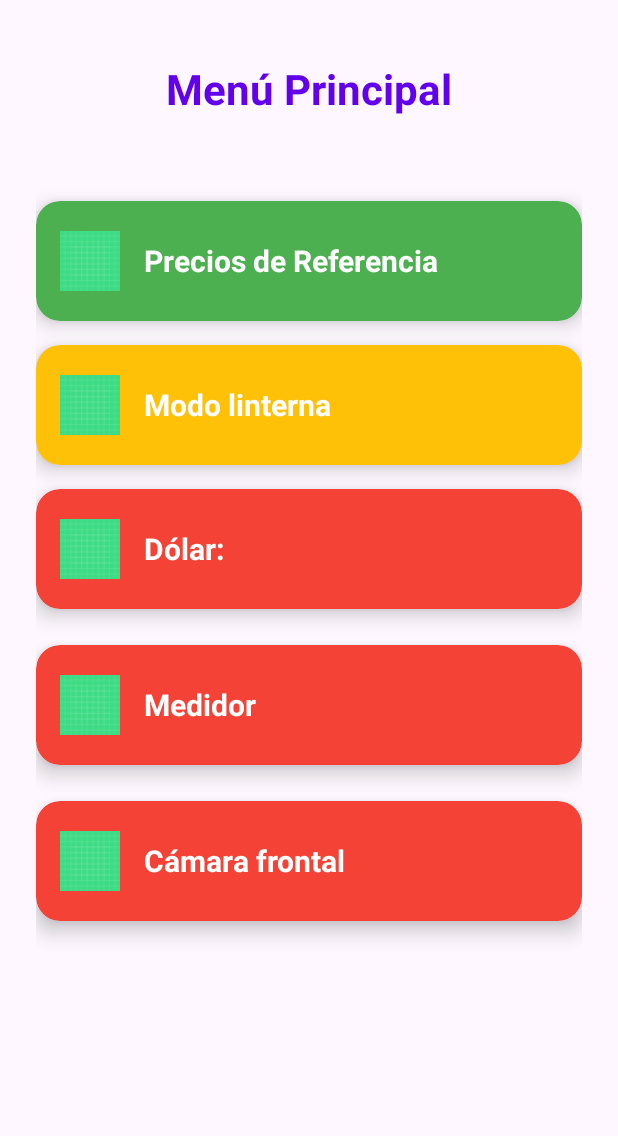
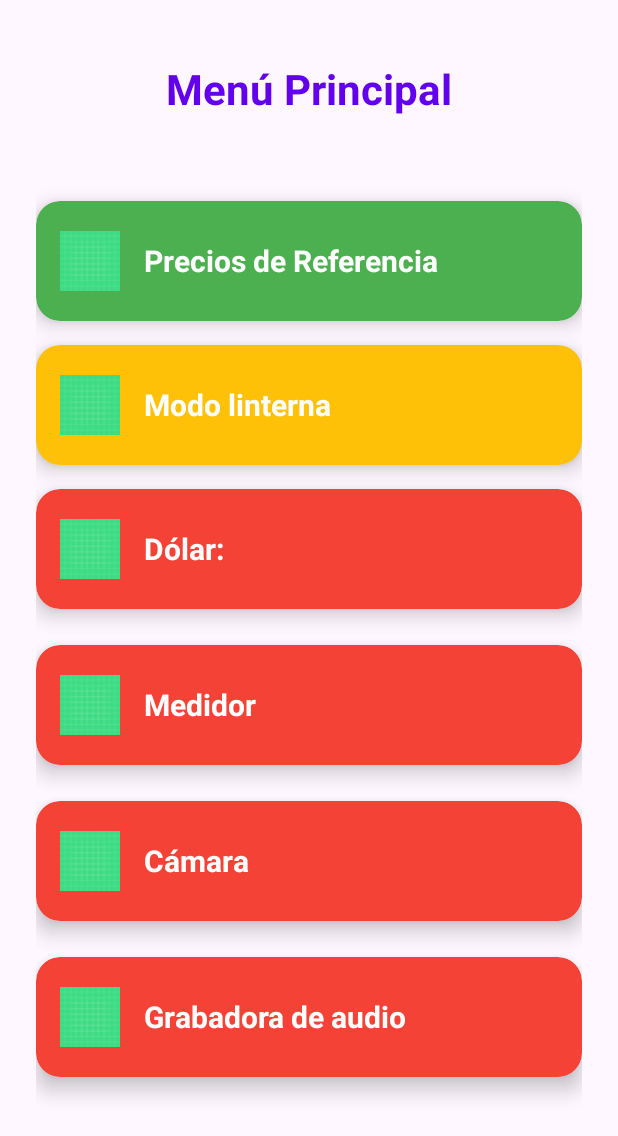
Before and after one commit to FranciscoDadone/LOAM_TP1, an Android app built with Jetpack Compose: the layout activity_main.xml on its own in the app's theme, with its tools: preview values and no code run, on a phone screen of 412 x 824 dp. Shown: the top 1136 px of the screen. Run offline under Robolectric (Android 15) with nearby library versions, the phone set to English and light mode, and no system bars.

Commit message:
Grabadora de audio

```diff
--- a/app/src/main/AndroidManifest.xml
+++ b/app/src/main/AndroidManifest.xml
@@ -18,6 +18,11 @@
         android:roundIcon="@mipmap/ic_launcher_round"
         android:supportsRtl="true"
         android:theme="@style/Theme.TrabajoPractico1LOAM">
+        <activity
+            android:name=".GrabadorAudioActivity"
+            android:exported="false"
+            android:parentActivityName=".MainActivity"
+            android:theme="@style/Theme.TrabajoPractico1LOAM" />
         <activity
             android:name=".CameraActivity"
             android:exported="false"
--- a/app/src/main/res/layout/activity_main.xml
+++ b/app/src/main/res/layout/activity_main.xml
@@ -205,7 +205,45 @@
             <TextView
                 android:layout_width="wrap_content"
                 android:layout_height="wrap_content"
-                android:text="Cámara frontal"
+                android:text="Cámara"
+                android:textColor="@android:color/white"
+                android:textSize="20sp"
+                android:textStyle="bold" />
+        </LinearLayout>
+    </androidx.cardview.widget.CardView>
+
+    <Space
+        android:layout_width="match_parent"
+        android:layout_height="24dp" />
+
+    <androidx.cardview.widget.CardView
+        android:id="@+id/grabadorAudioBtn"
+        android:layout_width="match_parent"
+        android:layout_height="80dp"
+        app:cardBackgroundColor="#F44336"
+        app:cardCornerRadius="16dp"
+        app:cardElevation="8dp"
+        android:clickable="true"
+        android:foreground="?android:attr/selectableItemBackground">
+
+        <LinearLayout
+            android:layout_width="match_parent"
+            android:layout_height="match_parent"
+            android:gravity="center_vertical"
+            android:orientation="horizontal"
+            android:paddingStart="16dp"
+            android:paddingEnd="16dp">
+
+            <ImageView
+                android:layout_width="40dp"
+                android:layout_height="40dp"
+                android:layout_marginEnd="16dp"
+                android:src="@drawable/ic_launcher_background" />
+
+            <TextView
+                android:layout_width="wrap_content"
+                android:layout_height="wrap_content"
+                android:text="Grabadora de audio"
                 android:textColor="@android:color/white"
                 android:textSize="20sp"
                 android:textStyle="bold" />
--- a/app/src/main/res/layout/activity_precios.xml
+++ b/app/src/main/res/layout/activity_precios.xml
@@ -58,7 +58,7 @@
             android:layout_width="64dp"
             android:layout_height="64dp"
             android:src="@drawable/ic_refresh"
-            android:tint="@color/primary"
+            app:tint="@color/primary"
             android:layout_marginBottom="16dp" />
 
         <TextView
```
Also changed, not shown: app/src/main/java/com/loam/trabajopractico1loam/GrabadorAudio.kt (added, +388 -0 lines), app/src/main/java/com/loam/trabajopractico1loam/GrabadorAudioActivity.kt (added, +20 -0 lines), app/src/main/java/com/loam/trabajopractico1loam/MainActivity.kt (+4 -6 lines).
